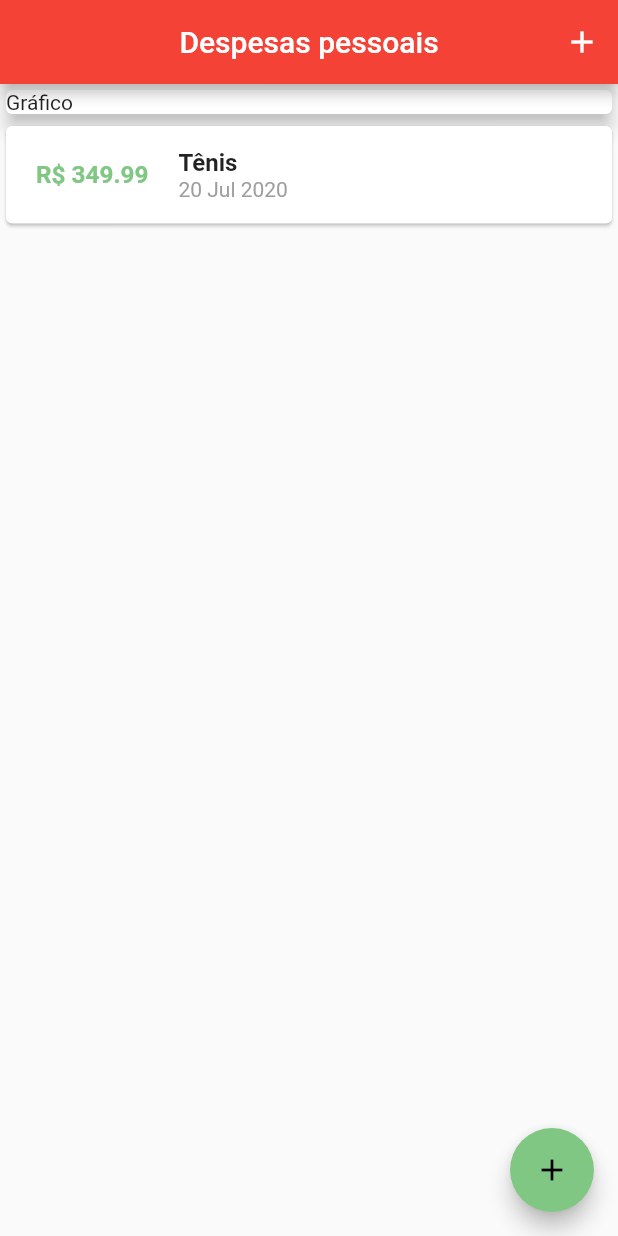
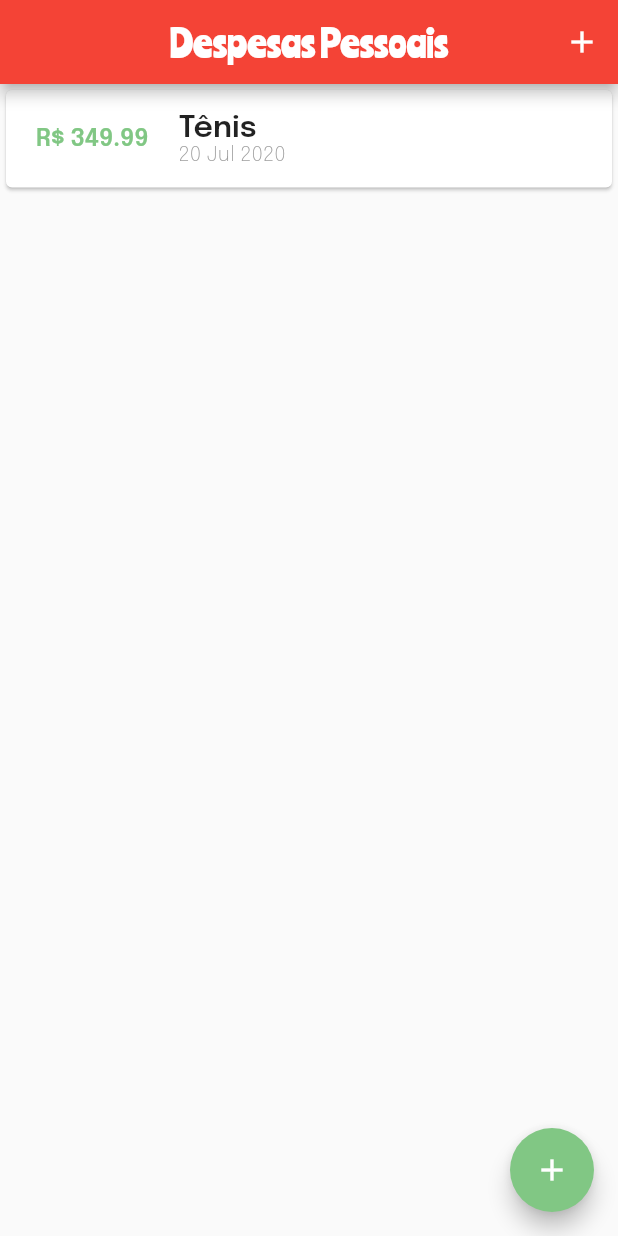
Before and after one commit to kiszewski/ExpensesApp, a Flutter app: the screen it shows after launch, on a phone screen of 412 x 824 dp. Run offline on Flutter 3.47's test engine with Material 2 defaults, Android fonts, the phone set to English and light mode, and no system bars.

Commit message:
adicionando algumas fontes

```diff
--- a/lib/components/transaction_list.dart
+++ b/lib/components/transaction_list.dart
@@ -33,7 +33,7 @@ class TransactionList extends StatelessWidget {
                         'R\$ ${tr.value.toStringAsFixed(2)}',
                         style: TextStyle(
                             fontSize: 15,
-                            fontWeight: FontWeight.bold,
+                            fontWeight: FontWeight.w600,
                             color: Theme.of(context).accentColor),
                       ),
                     ),
@@ -45,7 +45,7 @@ class TransactionList extends StatelessWidget {
                   children: <Widget>[
                     Text(tr.name,
                         style: TextStyle(
-                          fontSize: 16,
+                          fontSize: 20,
                           fontWeight: FontWeight.bold,
                         )),
                     Text(DateFormat('d MMM y').format(tr.date),
--- a/lib/main.dart
+++ b/lib/main.dart
@@ -14,7 +14,13 @@ class ExpensesApp extends StatelessWidget {
       home: MyHomePage(),
       theme: ThemeData(
         primarySwatch: Colors.red,
-        accentColor: Colors.green[300]
+        accentColor: Colors.green[300],
+        fontFamily: 'Epilogue',
+        appBarTheme: AppBarTheme(
+          textTheme: ThemeData.light().textTheme.copyWith(
+            headline6: TextStyle(fontFamily: 'Ranchers', fontSize: 25)
+          )
+        ),
       ),
     );
   }
@@ -58,7 +64,7 @@ class _MyHomePageState extends State<MyHomePage> {
   Widget build(BuildContext context) {
     return Scaffold(
       appBar: AppBar(
-        title: Text('Despesas pessoais'),
+        title: Text('Despesas Pessoais'),
         centerTitle: true,
         actions: <Widget>[
           IconButton(
@@ -70,16 +76,16 @@ class _MyHomePageState extends State<MyHomePage> {
           crossAxisAlignment: CrossAxisAlignment.stretch,
           mainAxisAlignment: MainAxisAlignment.start,
           children: <Widget>[
-            Card(
-              elevation: 5,
-              child: Text('Gráfico'),
-            ),
+            // Card(
+            //   elevation: 5,
+            //   child: Text('Gráfico'),
+            // ),
             TransactionList(_transactions),
           ],
         ),
       ),
       floatingActionButton: FloatingActionButton(
-        child: Icon(Icons.add),
+        child: Icon(Icons.add, color: Colors.white,),
         onPressed: () => _showTransactionModal(context)),
     );
   }
```
Also changed, not shown: pubspec.yaml (+10 -12 lines), assets/fonts/Epilogue-ExtraLight.ttf (added), assets/fonts/Epilogue-SemiBold.ttf (added), assets/fonts/Ranchers-Regular.ttf (added).
